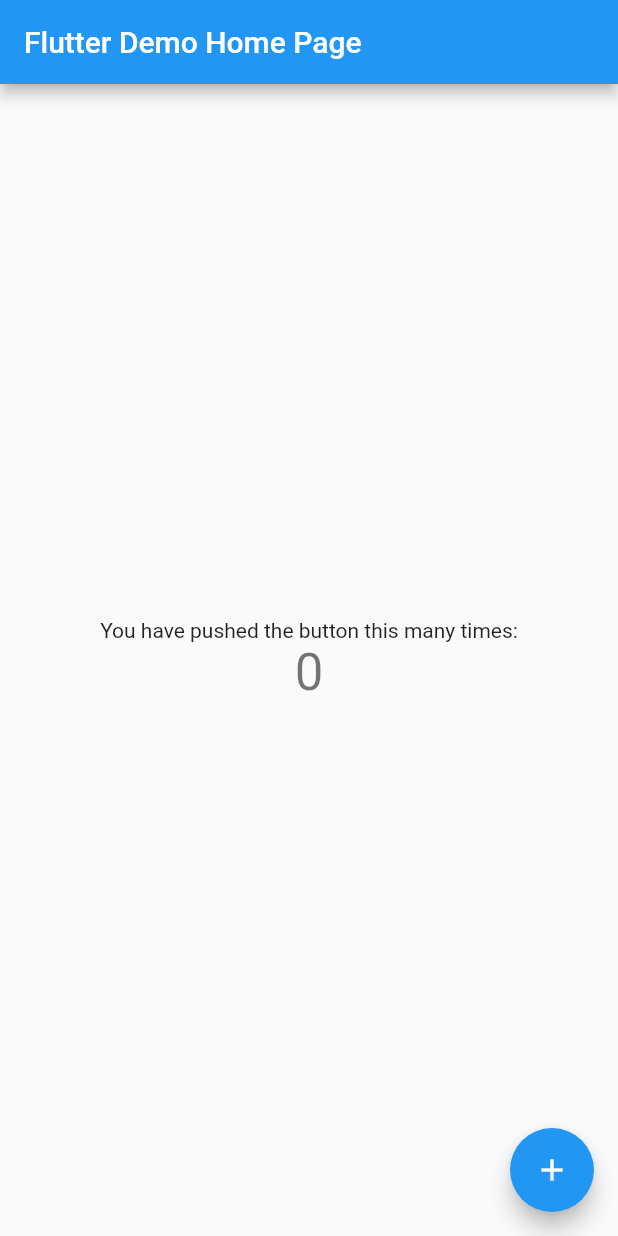
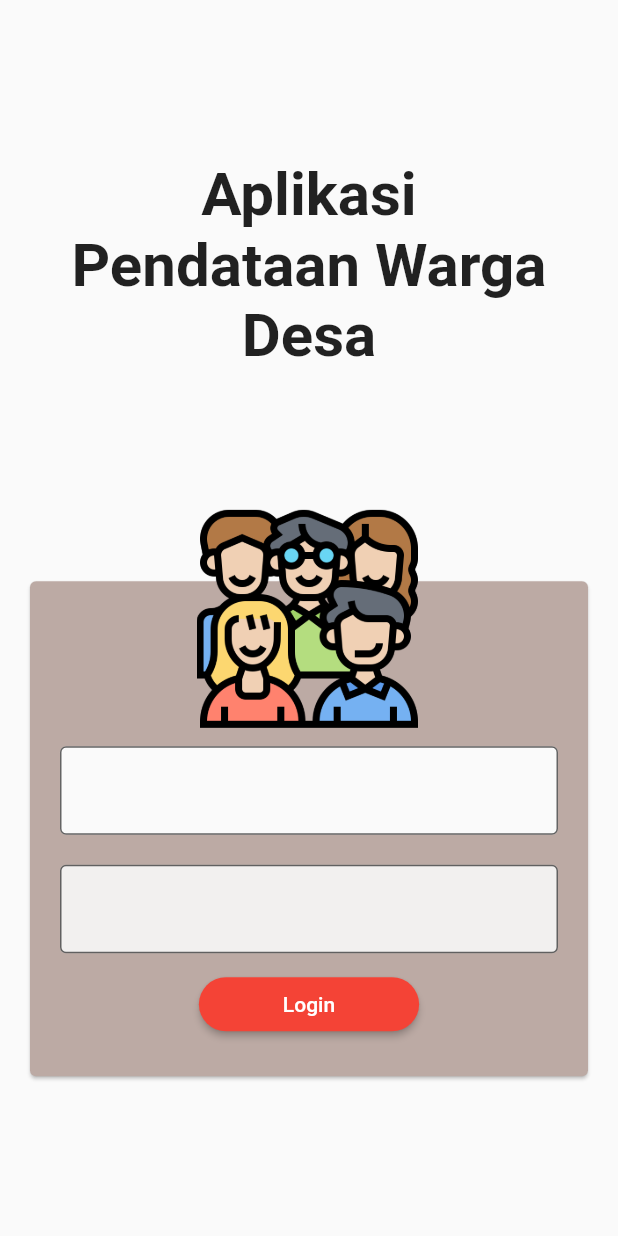
Before and after one commit to RickyFebriPutra-12210831/12210831-project3, a Flutter app: the screen it shows after launch, on a phone screen of 412 x 824 dp. Run offline on Flutter 3.47's test engine with Material 2 defaults, Android fonts, the phone set to English and light mode, and no system bars.

Commit message:
projek 2

```diff
--- a/lib/main.dart
+++ b/lib/main.dart
@@ -1,115 +1,17 @@
 import 'package:flutter/material.dart';
 
+import 'views/login_view.dart';
+
 void main() {
-  runApp(const MyApp());
+  runApp(MyApp());
 }
 
 class MyApp extends StatelessWidget {
-  const MyApp({super.key});
-
-  // This widget is the root of your application.
   @override
   Widget build(BuildContext context) {
     return MaterialApp(
-      title: 'Flutter Demo',
-      theme: ThemeData(
-        // This is the theme of your application.
-        //
-        // Try running your application with "flutter run". You'll see the
-        // application has a blue toolbar. Then, without quitting the app, try
-        // changing the primarySwatch below to Colors.green and then invoke
-        // "hot reload" (press "r" in the console where you ran "flutter run",
-        // or simply save your changes to "hot reload" in a Flutter IDE).
-        // Notice that the counter didn't reset back to zero; the application
-        // is not restarted.
-        primarySwatch: Colors.blue,
-      ),
-      home: const MyHomePage(title: 'Flutter Demo Home Page'),
+      debugShowCheckedModeBanner: false,
+      home: LoginView(),
     );
   }
 }
-
-class MyHomePage extends StatefulWidget {
-  const MyHomePage({super.key, required this.title});
-
-  // This widget is the home page of your application. It is stateful, meaning
-  // that it has a State object (defined below) that contains fields that affect
-  // how it looks.
-
-  // This class is the configuration for the state. It holds the values (in this
-  // case the title) provided by the parent (in this case the App widget) and
-  // used by the build method of the State. Fields in a Widget subclass are
-  // always marked "final".
-
-  final String title;
-
-  @override
-  State<MyHomePage> createState() => _MyHomePageState();
-}
-
-class _MyHomePageState extends State<MyHomePage> {
-  int _counter = 0;
-
-  void _incrementCounter() {
-    setState(() {
-      // This call to setState tells the Flutter framework that something has
-      // changed in this State, which causes it to rerun the build method below
-      // so that the display can reflect the updated values. If we changed
-      // _counter without calling setState(), then the build method would not be
-      // called again, and so nothing would appear to happen.
-      _counter++;
-    });
-  }
-
-  @override
-  Widget build(BuildContext context) {
-    // This method is rerun every time setState is called, for instance as done
-    // by the _incrementCounter method above.
-    //
-    // The Flutter framework has been optimized to make rerunning build methods
-    // fast, so that you can just rebuild anything that needs updating rather
-    // than having to individually change instances of widgets.
-    return Scaffold(
-      appBar: AppBar(
-        // Here we take the value from the MyHomePage object that was created by
-        // the App.build method, and use it to set our appbar title.
-        title: Text(widget.title),
-      ),
-      body: Center(
-        // Center is a layout widget. It takes a single child and positions it
-        // in the middle of the parent.
-        child: Column(
-          // Column is also a layout widget. It takes a list of children and
-          // arranges them vertically. By default, it sizes itself to fit its
-          // children horizontally, and tries to be as tall as its parent.
-          //
-          // Invoke "debug painting" (press "p" in the console, choose the
-          // "Toggle Debug Paint" action from the Flutter Inspector in Android
-          // Studio, or the "Toggle Debug Paint" command in Visual Studio Code)
-          // to see the wireframe for each widget.
-          //
-          // Column has various properties to control how it sizes itself and
-          // how it positions its children. Here we use mainAxisAlignment to
-          // center the children vertically; the main axis here is the vertical
-          // axis because Columns are vertical (the cross axis would be
-          // horizontal).
-          mainAxisAlignment: MainAxisAlignment.center,
-          children: <Widget>[
-            const Text(
-              'You have pushed the button this many times:',
-            ),
-            Text(
-              '$_counter',
-              style: Theme.of(context).textTheme.headlineMedium,
-            ),
-          ],
-        ),
-      ),
-      floatingActionButton: FloatingActionButton(
-        onPressed: _incrementCounter,
-        tooltip: 'Increment',
-        child: const Icon(Icons.add),
-      ), // This trailing comma makes auto-formatting nicer for build methods.
-    );
-  }
-}
--- /dev/null
+++ b/lib/views/login_view.dart
@@ -0,0 +1,79 @@
+import 'package:flutter/material.dart';
+
+class LoginView extends StatelessWidget {
+  const LoginView({Key? key}) : super(key: key);
+
+  @override
+  Widget build(BuildContext context) {
+    return Scaffold(
+      resizeToAvoidBottomInset: false,
+      body: Column(
+        mainAxisAlignment: MainAxisAlignment.center,
+        children: [
+          Padding(
+            padding: const EdgeInsets.only(bottom: 10),
+            child: Text(
+              'Aplikasi \nPendataan Warga Desa',
+              textAlign: TextAlign.center,
+              style: TextStyle(fontSize: 40, fontWeight: FontWeight.bold),
+            ),
+          ),
+          SizedBox(
+            height: 80,
+          ),
+          Stack(
+            children: [
+              Container(
+                height: 380,
+                child: Card(
+                  margin: EdgeInsets.only(top: 50, left: 20, right: 20),
+                  color: Colors.brown[200],
+                  child: Column(
+                    children: [
+                      const SizedBox(
+                        height: 100,
+                      ),
+                      Padding(
+                        padding: EdgeInsets.fromLTRB(20, 10, 20, 10),
+                        child: TextField(
+                          decoration: InputDecoration(
+                              border: const OutlineInputBorder(),
+                              fillColor: Colors.grey[50],
+                              filled: true),
+                        ),
+                      ),
+                      Padding(
+                        padding: EdgeInsets.fromLTRB(20, 10, 20, 10),
+                        child: TextField(
+                          decoration: InputDecoration(
+                              border: const OutlineInputBorder(),
+                              fillColor: Color.fromARGB(223, 250, 250, 250),
+                              filled: true),
+                        ),
+                      ),
+                      ElevatedButton(
+                          onPressed: () {},
+                          style: ElevatedButton.styleFrom(
+                              shape: RoundedRectangleBorder(
+                                  borderRadius: BorderRadius.circular(30)),
+                              primary: Colors.red),
+                          child: Padding(
+                              padding: EdgeInsets.symmetric(horizontal: 40),
+                              child: const Text('Login'))),
+                    ],
+                  ),
+                ),
+              ),
+              Center(
+                child: Image.asset(
+                  'assets/Logo.png',
+                  width: 150,
+                ),
+              ),
+            ],
+          ),
+        ],
+      ),
+    );
+  }
+}
```
Also changed, not shown: pubspec.yaml (+6 -6 lines), assets/Logo.png (added), assets/kk.png (added).
